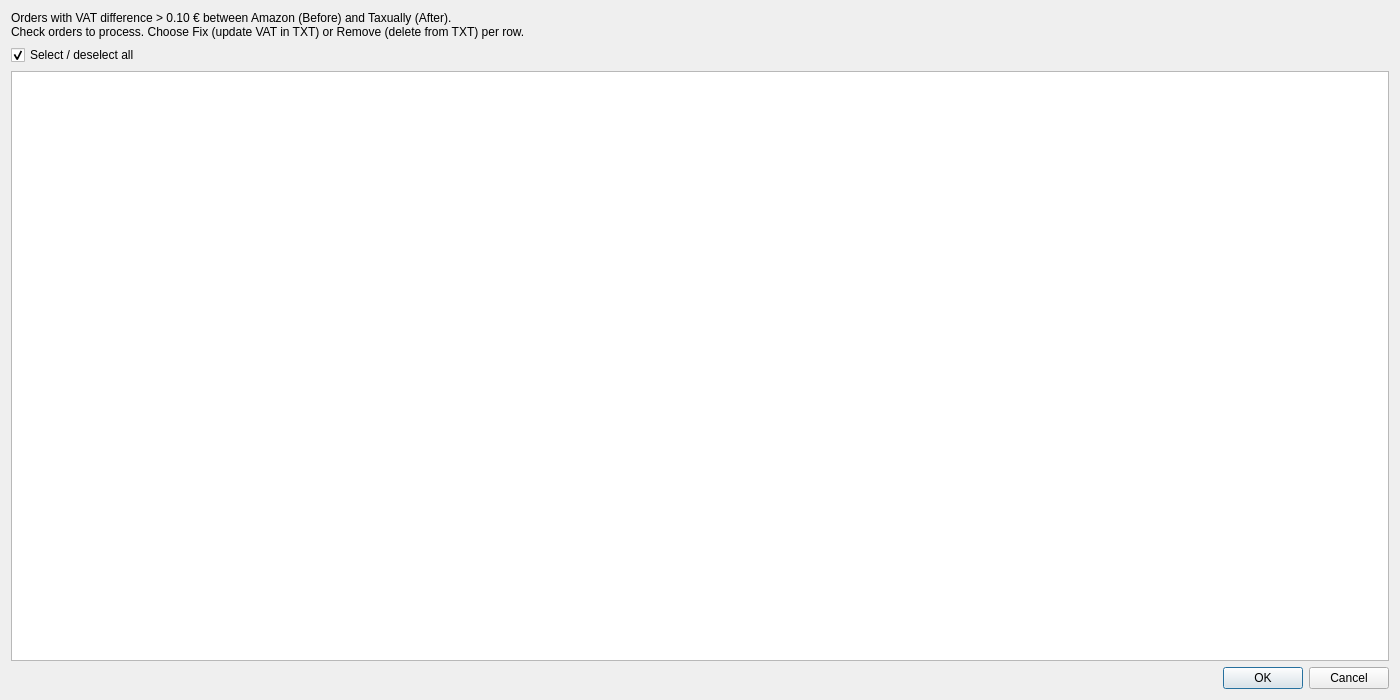
The window that AmzBooks/gui/dialogs/DialogValidOrders.ui (icingerpower/AmzBooks) describes before a commit, drawn with Qt 5.
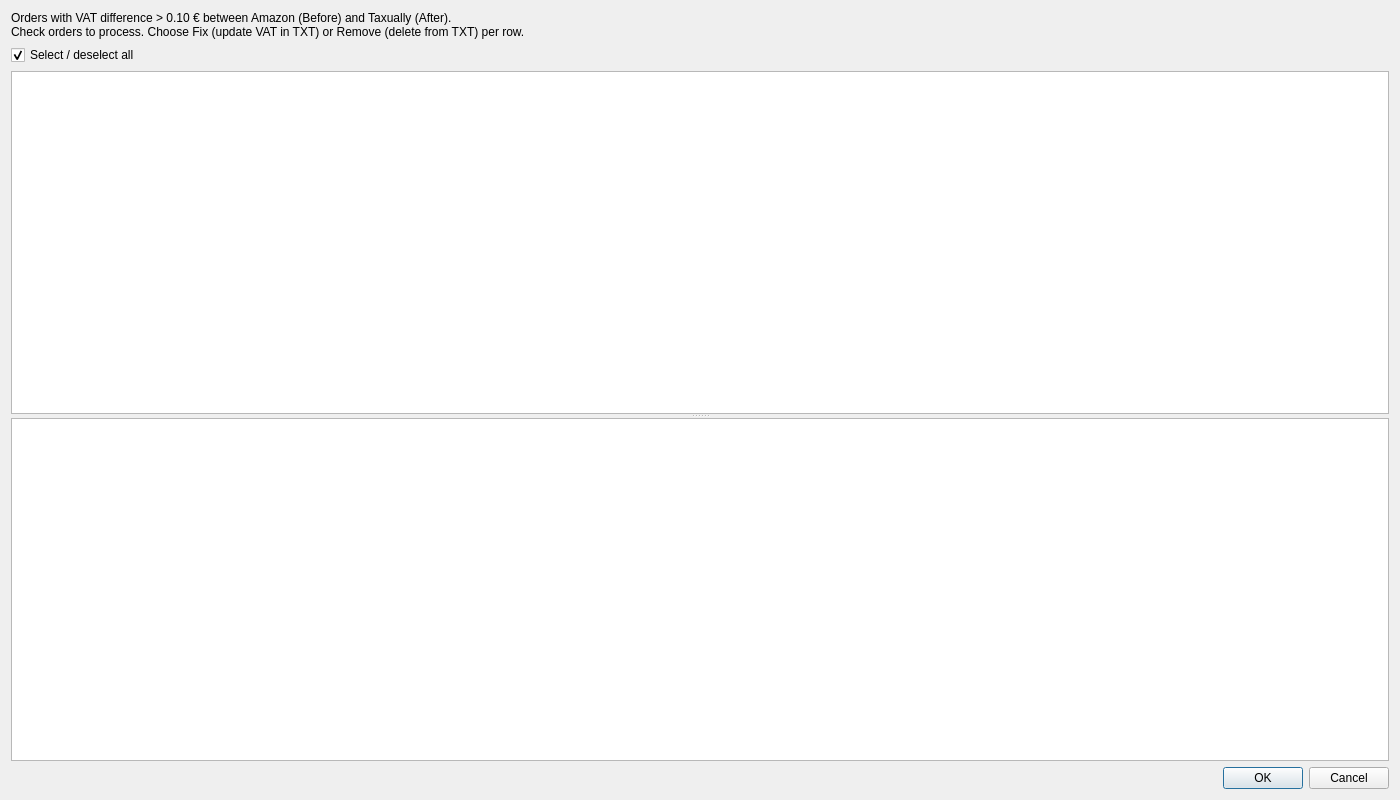
The same window after the commit.

Commit message: Added copiable totals in the fix vat dialog.

The edit to the form file:
```diff
--- a/AmzBooks/gui/dialogs/DialogValidOrders.ui
+++ b/AmzBooks/gui/dialogs/DialogValidOrders.ui
@@ -7,7 +7,7 @@
     <x>0</x>
     <y>0</y>
     <width>1400</width>
-    <height>700</height>
+    <height>800</height>
    </rect>
   </property>
   <property name="windowTitle">
@@ -60,6 +60,10 @@
     </layout>
    </item>
    <item>
+    <widget class="QSplitter" name="splitter">
+     <property name="orientation">
+      <enum>Qt::Orientation::Vertical</enum>
+     </property>
     <widget class="QTableView" name="tableView">
      <property name="sortingEnabled">
       <bool>true</bool>
@@ -67,6 +71,12 @@
      <property name="selectionBehavior">
       <enum>QAbstractItemView::SelectionBehavior::SelectRows</enum>
      </property>
+     </widget>
+     <widget class="QTableView" name="tableViewSummary">
+      <property name="selectionBehavior">
+       <enum>QAbstractItemView::SelectionBehavior::SelectRows</enum>
+      </property>
+     </widget>
     </widget>
    </item>
    <item>
```
Lines whose indentation alone changed are shown as unchanged. The commit also changes 5 other files.
